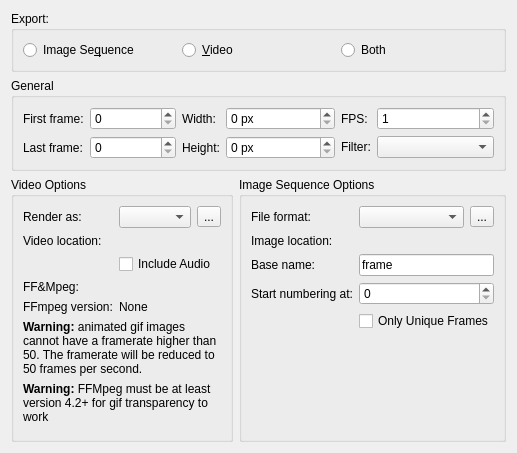
Before: the Qt Designer form libs/ui/animation/wdg_animationrenderer.ui in KDE/krita, drawn with Qt 5.
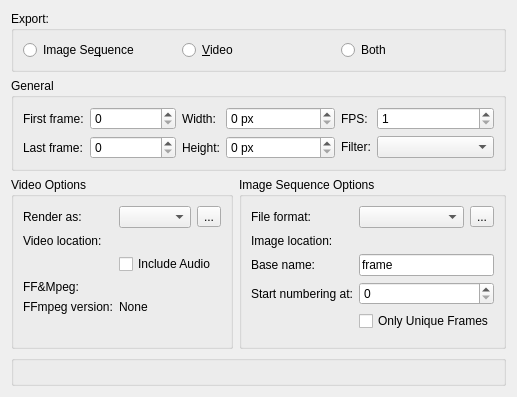
After: the same form once the commit is applied. Custom widgets are drawn as their Qt base class.

Commit message:
KisDlgAnimationRenderer: convert the warnings to KisWarningBlock
Part-of: <https://invent.kde.org/graphics/krita/-/merge_requests/1772>

```diff
--- a/libs/ui/animation/wdg_animationrenderer.ui
+++ b/libs/ui/animation/wdg_animationrenderer.ui
@@ -269,26 +269,6 @@
           </widget>
          </item>
          <item row="5" column="0" colspan="2">
-          <widget class="QLabel" name="lblGifWarningFPS">
-           <property name="text">
-            <string>&lt;html&gt;&lt;head/&gt;&lt;body&gt;&lt;p&gt;&lt;span style=&quot; font-weight:600;&quot;&gt;Warning:&lt;/span&gt; animated gif images cannot have a framerate higher than 50. The framerate will be reduced to 50 frames per second.&lt;/p&gt;&lt;/body&gt;&lt;/html&gt;</string>
-           </property>
-           <property name="wordWrap">
-            <bool>true</bool>
-           </property>
-          </widget>
-         </item>
-         <item row="6" column="0" colspan="2">
-          <widget class="QLabel" name="lblGifWarningFFMpeg">
-           <property name="text">
-            <string>&lt;html&gt;&lt;head/&gt;&lt;body&gt;&lt;p&gt;&lt;span style=&quot; font-weight:600;&quot;&gt;Warning:&lt;/span&gt; FFMpeg must be at least version 4.2+ for gif transparency to work&lt;/p&gt;&lt;/body&gt;&lt;/html&gt;</string>
-           </property>
-           <property name="wordWrap">
-            <bool>true</bool>
-           </property>
-          </widget>
-         </item>
-         <item row="7" column="0" colspan="2">
           <spacer name="verticalSpacer">
            <property name="orientation">
             <enum>Qt::Vertical</enum>
@@ -402,6 +382,19 @@
      </layout>
     </widget>
    </item>
+   <item>
+    <widget class="KisWarningBlock" name="lblWarnings">
+     <property name="sizePolicy">
+      <sizepolicy hsizetype="Preferred" vsizetype="MinimumExpanding">
+       <horstretch>0</horstretch>
+       <verstretch>0</verstretch>
+      </sizepolicy>
+     </property>
+     <property name="title">
+      <string/>
+     </property>
+    </widget>
+   </item>
   </layout>
  </widget>
  <customwidgets>
@@ -411,6 +404,12 @@
    <header>kis_file_name_requester.h</header>
    <container>1</container>
   </customwidget>
+  <customwidget>
+   <class>KisWarningBlock</class>
+   <extends>QGroupBox</extends>
+   <header location="global">kis_warning_block.h</header>
+   <container>1</container>
+  </customwidget>
  </customwidgets>
  <tabstops>
   <tabstop>cmbMimetype</tabstop>
```
The commit also changes 1 other file.
